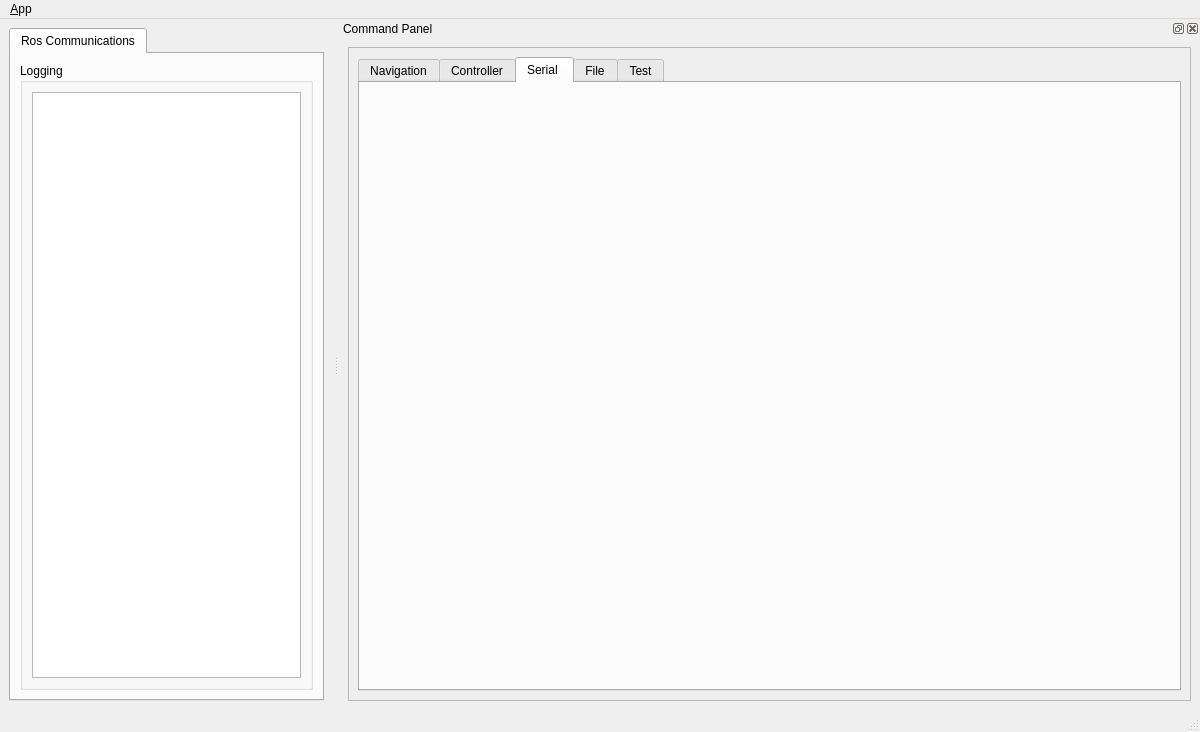
This is using-cpp/qtros/ui/main_window.ui in jdj2261/ROS-Control-GUI as Qt 5 draws it before an edit. The edited form follows.
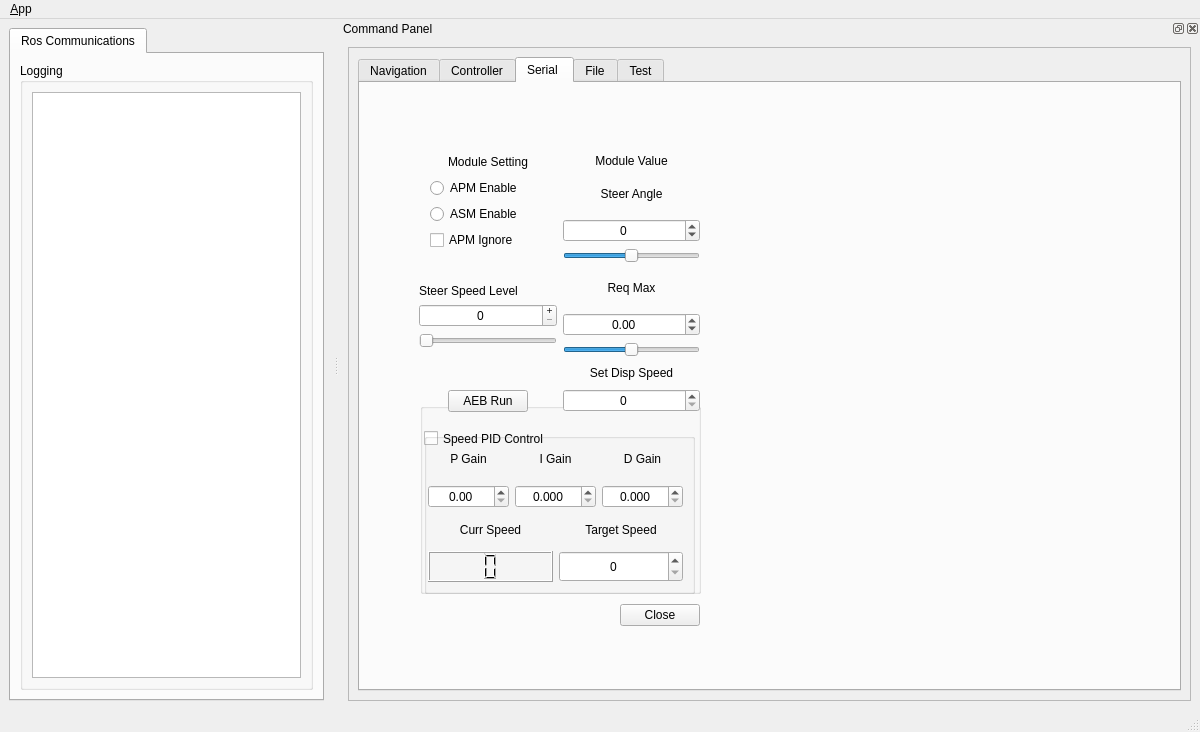
This is the edited form. The open tabs and pages were chosen to show the change. Icons and pictures are not drawn.

Commit message: add CAN serial GUI

```diff
--- a/using-cpp/qtros/ui/main_window.ui
+++ b/using-cpp/qtros/ui/main_window.ui
@@ -1303,6 +1303,552 @@
            <attribute name="title">
             <string>Serial </string>
            </attribute>
+           <widget class="QGroupBox" name="Group_PID">
+            <property name="geometry">
+             <rect>
+              <x>60</x>
+              <y>320</y>
+              <width>281</width>
+              <height>191</height>
+             </rect>
+            </property>
+            <widget class="QCheckBox" name="ChkBox_PID_Control">
+             <property name="enabled">
+              <bool>true</bool>
+             </property>
+             <property name="geometry">
+              <rect>
+               <x>4</x>
+               <y>24</y>
+               <width>150</width>
+               <height>23</height>
+              </rect>
+             </property>
+             <property name="cursor">
+              <cursorShape>ArrowCursor</cursorShape>
+             </property>
+             <property name="mouseTracking">
+              <bool>false</bool>
+             </property>
+             <property name="focusPolicy">
+              <enum>Qt::TabFocus</enum>
+             </property>
+             <property name="text">
+              <string>Speed PID Control</string>
+             </property>
+            </widget>
+            <widget class="QGroupBox" name="Group_PID_Control">
+             <property name="geometry">
+              <rect>
+               <x>4</x>
+               <y>30</y>
+               <width>271</width>
+               <height>161</height>
+              </rect>
+             </property>
+             <layout class="QGridLayout" name="gridLayout_4">
+              <property name="leftMargin">
+               <number>1</number>
+              </property>
+              <property name="topMargin">
+               <number>0</number>
+              </property>
+              <item row="0" column="0">
+               <layout class="QHBoxLayout" name="horizontalLayout_2">
+                <item>
+                 <layout class="QVBoxLayout" name="verticalLayout_4">
+                  <item>
+                   <widget class="QLabel" name="Str_PGain">
+                    <property name="enabled">
+                     <bool>true</bool>
+                    </property>
+                    <property name="text">
+                     <string>P Gain</string>
+                    </property>
+                    <property name="alignment">
+                     <set>Qt::AlignCenter</set>
+                    </property>
+                   </widget>
+                  </item>
+                  <item>
+                   <widget class="QDoubleSpinBox" name="SpinBox_PGain">
+                    <property name="enabled">
+                     <bool>true</bool>
+                    </property>
+                    <property name="alignment">
+                     <set>Qt::AlignCenter</set>
+                    </property>
+                    <property name="maximum">
+                     <double>10.000000000000000</double>
+                    </property>
+                    <property name="singleStep">
+                     <double>0.010000000000000</double>
+                    </property>
+                   </widget>
+                  </item>
+                 </layout>
+                </item>
+                <item>
+                 <layout class="QVBoxLayout" name="verticalLayout_5">
+                  <item>
+                   <widget class="QLabel" name="Str_IGain">
+                    <property name="enabled">
+                     <bool>true</bool>
+                    </property>
+                    <property name="text">
+                     <string>I Gain</string>
+                    </property>
+                    <property name="alignment">
+                     <set>Qt::AlignCenter</set>
+                    </property>
+                   </widget>
+                  </item>
+                  <item>
+                   <widget class="QDoubleSpinBox" name="SpinBox_IGain">
+                    <property name="enabled">
+                     <bool>true</bool>
+                    </property>
+                    <property name="alignment">
+                     <set>Qt::AlignCenter</set>
+                    </property>
+                    <property name="decimals">
+                     <number>3</number>
+                    </property>
+                    <property name="maximum">
+                     <double>10.000000000000000</double>
+                    </property>
+                    <property name="singleStep">
+                     <double>0.001000000000000</double>
+                    </property>
+                   </widget>
+                  </item>
+                 </layout>
+                </item>
+                <item>
+                 <layout class="QVBoxLayout" name="verticalLayout_6">
+                  <item>
+                   <widget class="QLabel" name="Str_DGain">
+                    <property name="enabled">
+                     <bool>true</bool>
+                    </property>
+                    <property name="text">
+                     <string>D Gain</string>
+                    </property>
+                    <property name="alignment">
+                     <set>Qt::AlignCenter</set>
+                    </property>
+                   </widget>
+                  </item>
+                  <item>
+                   <widget class="QDoubleSpinBox" name="SpinBox_DGain">
+                    <property name="enabled">
+                     <bool>true</bool>
+                    </property>
+                    <property name="alignment">
+                     <set>Qt::AlignCenter</set>
+                    </property>
+                    <property name="decimals">
+                     <number>3</number>
+                    </property>
+                    <property name="maximum">
+                     <double>10.000000000000000</double>
+                    </property>
+                    <property name="singleStep">
+                     <double>0.001000000000000</double>
+                    </property>
+                   </widget>
+                  </item>
+                 </layout>
+                </item>
+               </layout>
+              </item>
+              <item row="1" column="0">
+               <layout class="QHBoxLayout" name="horizontalLayout_3">
+                <item>
+                 <layout class="QGridLayout" name="gridLayout_6">
+                  <item row="0" column="1">
+                   <widget class="QLabel" name="Str_Curr_Speed">
+                    <property name="enabled">
+                     <bool>true</bool>
+                    </property>
+                    <property name="maximumSize">
+                     <size>
+                      <width>16777215</width>
+                      <height>100</height>
+                     </size>
+                    </property>
+                    <property name="text">
+                     <string>Curr Speed</string>
+                    </property>
+                    <property name="alignment">
+                     <set>Qt::AlignCenter</set>
+                    </property>
+                   </widget>
+                  </item>
+                  <item row="1" column="1">
+                   <widget class="QLCDNumber" name="LCD_Curr_Speed">
+                    <property name="enabled">
+                     <bool>true</bool>
+                    </property>
+                    <property name="smallDecimalPoint">
+                     <bool>false</bool>
+                    </property>
+                    <property name="digitCount">
+                     <number>1</number>
+                    </property>
+                   </widget>
+                  </item>
+                 </layout>
+                </item>
+                <item>
+                 <layout class="QGridLayout" name="gridLayout_7">
+                  <item row="0" column="0">
+                   <widget class="QLabel" name="Str_Target_Speed">
+                    <property name="enabled">
+                     <bool>true</bool>
+                    </property>
+                    <property name="maximumSize">
+                     <size>
+                      <width>16777215</width>
+                      <height>100</height>
+                     </size>
+                    </property>
+                    <property name="text">
+                     <string>Target Speed</string>
+                    </property>
+                    <property name="alignment">
+                     <set>Qt::AlignCenter</set>
+                    </property>
+                   </widget>
+                  </item>
+                  <item row="1" column="0">
+                   <widget class="QSpinBox" name="SpinBox_Tar_Speed">
+                    <property name="enabled">
+                     <bool>true</bool>
+                    </property>
+                    <property name="maximumSize">
+                     <size>
+                      <width>16777215</width>
+                      <height>1000</height>
+                     </size>
+                    </property>
+                    <property name="alignment">
+                     <set>Qt::AlignCenter</set>
+                    </property>
+                    <property name="maximum">
+                     <number>50</number>
+                    </property>
+                   </widget>
+                  </item>
+                 </layout>
+                </item>
+               </layout>
+              </item>
+             </layout>
+            </widget>
+           </widget>
+           <widget class="QWidget" name="layoutWidget_4">
+            <property name="enabled">
+             <bool>true</bool>
+            </property>
+            <property name="geometry">
+             <rect>
+              <x>59</x>
+              <y>69</y>
+              <width>281</width>
+              <height>260</height>
+             </rect>
+            </property>
+            <layout class="QHBoxLayout" name="horizontalLayout">
+             <item>
+              <layout class="QVBoxLayout" name="LOut_Moduel_Setting">
+               <item>
+                <widget class="QLabel" name="label_5">
+                 <property name="maximumSize">
+                  <size>
+                   <width>16777215</width>
+                   <height>20</height>
+                  </size>
+                 </property>
+                 <property name="text">
+                  <string>Module Setting</string>
+                 </property>
+                 <property name="alignment">
+                  <set>Qt::AlignCenter</set>
+                 </property>
+                </widget>
+               </item>
+               <item>
+                <layout class="QGridLayout" name="LOut_Setting_Variable">
+                 <item row="0" column="0">
+                  <layout class="QFormLayout" name="LOut_Enables">
+                   <property name="leftMargin">
+                    <number>11</number>
+                   </property>
+                   <item row="0" column="0">
+                    <widget class="QRadioButton" name="RdoBtn_Apm_Enable">
+                     <property name="text">
+                      <string>APM Enable</string>
+                     </property>
+                     <property name="autoExclusive">
+                      <bool>false</bool>
+                     </property>
+                    </widget>
+                   </item>
+                   <item row="1" column="0">
+                    <widget class="QRadioButton" name="RdoBtn_Asm_Enable">
+                     <property name="text">
+                      <string>ASM Enable</string>
+                     </property>
+                     <property name="autoExclusive">
+                      <bool>false</bool>
+                     </property>
+                    </widget>
+                   </item>
+                   <item row="2" column="0">
+                    <widget class="QCheckBox" name="ChkBox_Apm_Ignore">
+                     <property name="text">
+                      <string>APM Ignore</string>
+                     </property>
+                    </widget>
+                   </item>
+                  </layout>
+                 </item>
+                 <item row="1" column="0">
+                  <layout class="QFormLayout" name="LOut_Steer_Level">
+                   <item row="0" column="0">
+                    <widget class="QLabel" name="Str_Steer_Speed_Level">
+                     <property name="sizePolicy">
+                      <sizepolicy hsizetype="Preferred" vsizetype="Preferred">
+                       <horstretch>0</horstretch>
+                       <verstretch>0</verstretch>
+                      </sizepolicy>
+                     </property>
+                     <property name="maximumSize">
+                      <size>
+                       <width>200</width>
+                       <height>20</height>
+                      </size>
+                     </property>
+                     <property name="text">
+                      <string>Steer Speed Level</string>
+                     </property>
+                     <property name="alignment">
+                      <set>Qt::AlignCenter</set>
+                     </property>
+                    </widget>
+                   </item>
+                   <item row="1" column="0" colspan="2">
+                    <widget class="QSpinBox" name="SpinBox_Steer_Level">
+                     <property name="maximumSize">
+                      <size>
+                       <width>300</width>
+                       <height>30</height>
+                      </size>
+                     </property>
+                     <property name="alignment">
+                      <set>Qt::AlignCenter</set>
+                     </property>
+                     <property name="buttonSymbols">
+                      <enum>QAbstractSpinBox::PlusMinus</enum>
+                     </property>
+                     <property name="maximum">
+                      <number>510</number>
+                     </property>
+                    </widget>
+                   </item>
+                   <item row="2" column="0" colspan="2">
+                    <widget class="QSlider" name="HSlider_Steer_Level">
+                     <property name="maximum">
+                      <number>510</number>
+                     </property>
+                     <property name="orientation">
+                      <enum>Qt::Horizontal</enum>
+                     </property>
+                    </widget>
+                   </item>
+                  </layout>
+                 </item>
+                 <item row="2" column="0" alignment="Qt::AlignHCenter">
+                  <widget class="QPushButton" name="Btn_AEB">
+                   <property name="text">
+                    <string>AEB Run</string>
+                   </property>
+                  </widget>
+                 </item>
+                </layout>
+               </item>
+              </layout>
+             </item>
+             <item>
+              <layout class="QVBoxLayout" name="LOut_Module_Value">
+               <item>
+                <widget class="QLabel" name="Str_Module_Value">
+                 <property name="maximumSize">
+                  <size>
+                   <width>16777215</width>
+                   <height>17</height>
+                  </size>
+                 </property>
+                 <property name="text">
+                  <string>Module Value</string>
+                 </property>
+                 <property name="alignment">
+                  <set>Qt::AlignCenter</set>
+                 </property>
+                </widget>
+               </item>
+               <item>
+                <layout class="QVBoxLayout" name="LOut_Steer_Angle">
+                 <item>
+                  <widget class="QLabel" name="Str_Steer_Angle">
+                   <property name="text">
+                    <string>Steer Angle</string>
+                   </property>
+                   <property name="alignment">
+                    <set>Qt::AlignCenter</set>
+                   </property>
+                  </widget>
+                 </item>
+                 <item>
+                  <widget class="QSpinBox" name="SpinBox_Steer_Angle">
+                   <property name="wrapping">
+                    <bool>false</bool>
+                   </property>
+                   <property name="frame">
+                    <bool>true</bool>
+                   </property>
+                   <property name="alignment">
+                    <set>Qt::AlignCenter</set>
+                   </property>
+                   <property name="minimum">
+                    <number>-500</number>
+                   </property>
+                   <property name="maximum">
+                    <number>500</number>
+                   </property>
+                  </widget>
+                 </item>
+                 <item>
+                  <widget class="QSlider" name="HSlider_Steer_Angle">
+                   <property name="minimum">
+                    <number>-500</number>
+                   </property>
+                   <property name="maximum">
+                    <number>500</number>
+                   </property>
+                   <property name="singleStep">
+                    <number>0</number>
+                   </property>
+                   <property name="orientation">
+                    <enum>Qt::Horizontal</enum>
+                   </property>
+                  </widget>
+                 </item>
+                </layout>
+               </item>
+               <item>
+                <layout class="QVBoxLayout" name="LOut_Req_Max">
+                 <item>
+                  <widget class="QLabel" name="Str_Req_Max">
+                   <property name="text">
+                    <string>Req Max</string>
+                   </property>
+                   <property name="alignment">
+                    <set>Qt::AlignCenter</set>
+                   </property>
+                  </widget>
+                 </item>
+                 <item>
+                  <widget class="QDoubleSpinBox" name="SpinBox_Req_Max">
+                   <property name="alignment">
+                    <set>Qt::AlignCenter</set>
+                   </property>
+                   <property name="minimum">
+                    <double>-5.000000000000000</double>
+                   </property>
+                   <property name="maximum">
+                    <double>5.000000000000000</double>
+                   </property>
+                   <property name="singleStep">
+                    <double>0.200000000000000</double>
+                   </property>
+                  </widget>
+                 </item>
+                 <item>
+                  <widget class="QSlider" name="HSlider_Req_Max">
+                   <property name="minimum">
+                    <number>-50</number>
+                   </property>
+                   <property name="maximum">
+                    <number>50</number>
+                   </property>
+                   <property name="singleStep">
+                    <number>2</number>
+                   </property>
+                   <property name="sliderPosition">
+                    <number>0</number>
+                   </property>
+                   <property name="orientation">
+                    <enum>Qt::Horizontal</enum>
+                   </property>
+                  </widget>
+                 </item>
+                </layout>
+               </item>
+               <item>
+                <layout class="QVBoxLayout" name="LOut_Set_Disp_Speed">
+                 <item>
+                  <widget class="QLabel" name="Str_Set_Disp_Speed">
+                   <property name="maximumSize">
+                    <size>
+                     <width>16777215</width>
+                     <height>20</height>
+                    </size>
+                   </property>
+                   <property name="text">
+                    <string>Set Disp Speed</string>
+                   </property>
+                   <property name="alignment">
+                    <set>Qt::AlignCenter</set>
+                   </property>
+                  </widget>
+                 </item>
+                 <item>
+                  <widget class="QSpinBox" name="SpinBox_SetDispSpeed">
+                   <property name="wrapping">
+                    <bool>false</bool>
+                   </property>
+                   <property name="frame">
+                    <bool>true</bool>
+                   </property>
+                   <property name="alignment">
+                    <set>Qt::AlignCenter</set>
+                   </property>
+                   <property name="maximum">
+                    <number>255</number>
+                   </property>
+                  </widget>
+                 </item>
+                </layout>
+               </item>
+              </layout>
+             </item>
+            </layout>
+           </widget>
+           <widget class="QDialogButtonBox" name="buttonBox">
+            <property name="geometry">
+             <rect>
+              <x>260</x>
+              <y>520</y>
+              <width>80</width>
+              <height>25</height>
+             </rect>
+            </property>
+            <property name="standardButtons">
+             <set>QDialogButtonBox::Close</set>
+            </property>
+           </widget>
           </widget>
           <widget class="QWidget" name="File_manager">
            <attribute name="title">
```
Left out of the diff: 4 changed lines with no effect on the pictures.
